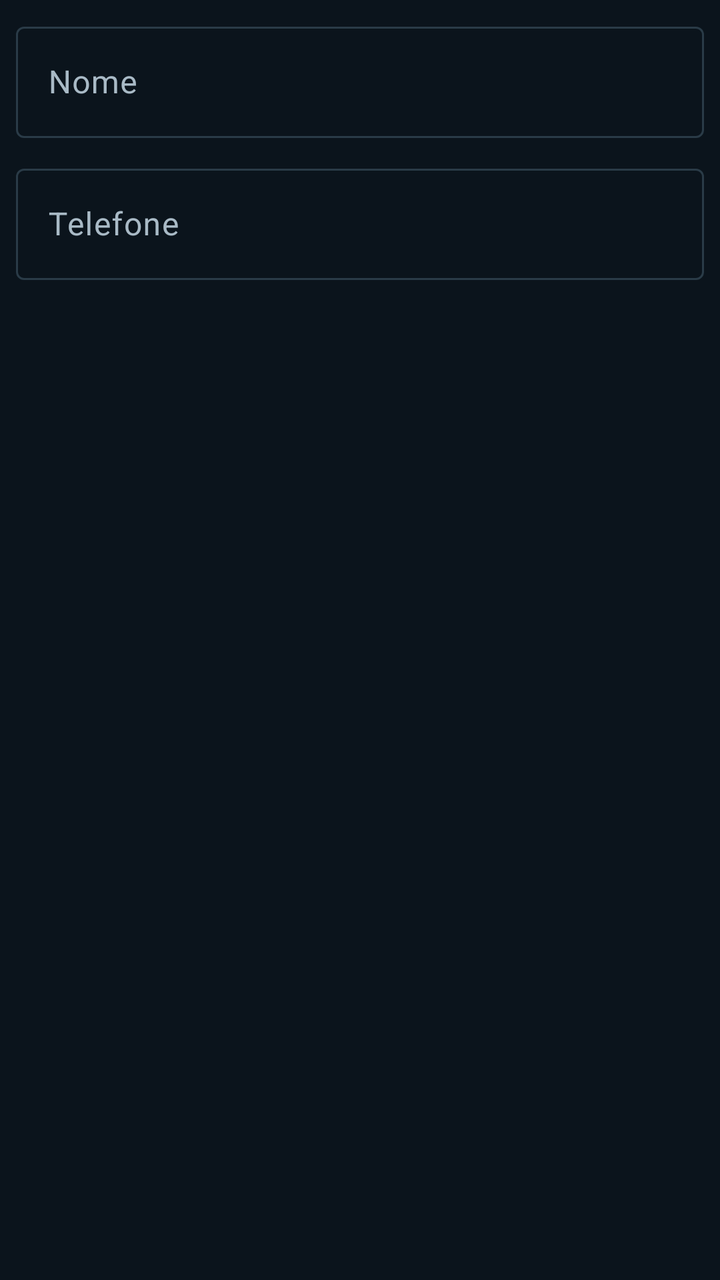
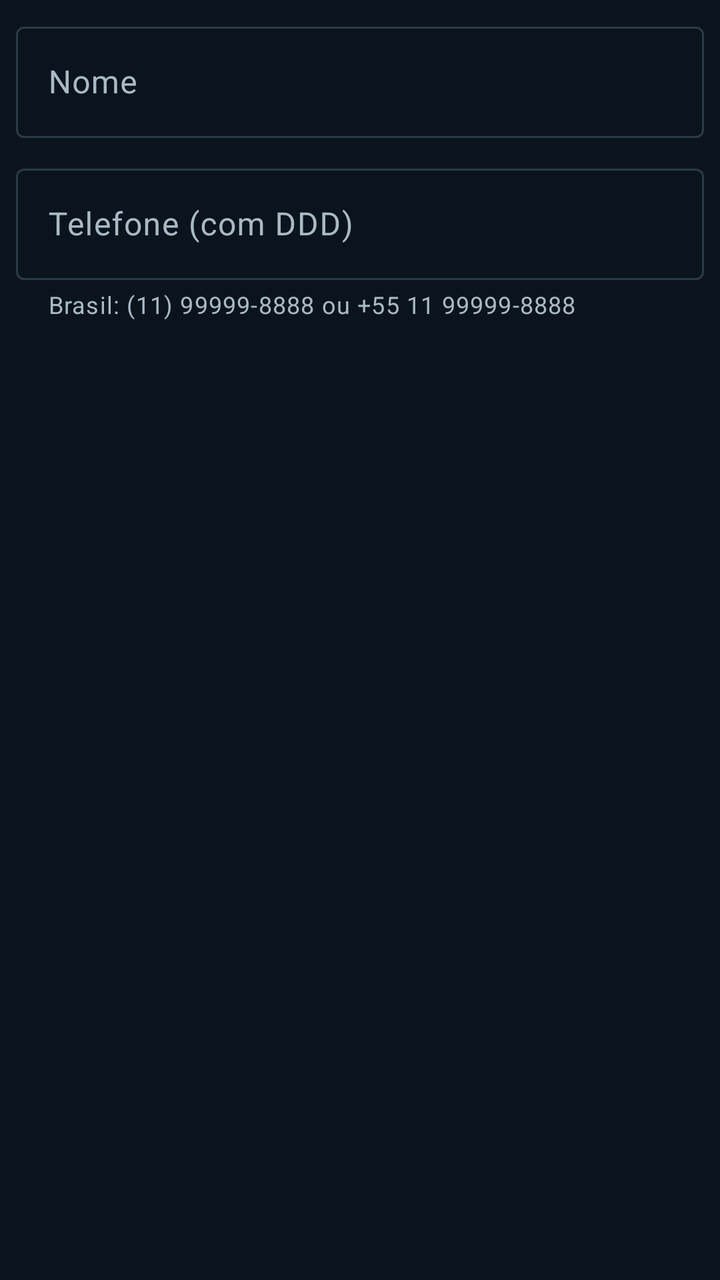

Compare the two renders of this Android layout. The source of the first and the diff that turns it into the second are given below.
<!-- AndroidManifest.xml: application theme Theme.Sensorqueda -->
<!-- res/layout/dialog_contato.xml -->
<?xml version="1.0" encoding="utf-8"?>
<LinearLayout xmlns:android="http://schemas.android.com/apk/res/android"
    android:layout_width="match_parent"
    android:layout_height="wrap_content"
    android:orientation="vertical"
    android:paddingStart="8dp"
    android:paddingTop="8dp"
    android:paddingEnd="8dp">

    <com.google.android.material.textfield.TextInputLayout
        android:id="@+id/layoutNome"
        style="@style/Widget.Material3.TextInputLayout.OutlinedBox"
        android:layout_width="match_parent"
        android:layout_height="wrap_content"
        android:hint="@string/nome">

        <com.google.android.material.textfield.TextInputEditText
            android:id="@+id/inputNome"
            android:layout_width="match_parent"
            android:layout_height="wrap_content"
            android:inputType="textPersonName" />
    </com.google.android.material.textfield.TextInputLayout>

    <com.google.android.material.textfield.TextInputLayout
        android:id="@+id/layoutTelefone"
        style="@style/Widget.Material3.TextInputLayout.OutlinedBox"
        android:layout_width="match_parent"
        android:layout_height="wrap_content"
        android:layout_marginTop="10dp"
        android:hint="@string/telefone">

        <com.google.android.material.textfield.TextInputEditText
            android:id="@+id/inputTelefone"
            android:layout_width="match_parent"
            android:layout_height="wrap_content"
            android:inputType="phone" />
    </com.google.android.material.textfield.TextInputLayout>

</LinearLayout>
<!-- resources referenced by this layout -->
<resources>
  <string name="nome">Nome</string>
  <string name="telefone">Telefone</string>
  <style name="Theme.Sensorqueda" parent="Base.Theme.Sensorqueda" />
  <style name="Base.Theme.Sensorqueda" parent="Theme.Material3.Dark.NoActionBar">
          <item name="colorPrimary">@color/safe</item>
          <item name="colorOnPrimary">@color/background</item>
          <item name="colorSecondary">@color/secondary_action</item>
          <item name="colorOnSecondary">@color/white</item>
          <item name="colorError">@color/emergency</item>
          <item name="android:colorBackground">@color/background</item>
          <item name="colorSurface">@color/surface</item>
          <item name="colorOnSurface">@color/text_primary</item>
          <item name="colorOnSurfaceVariant">@color/text_secondary</item>
          <item name="colorOutline">@color/divider</item>
          <item name="android:windowBackground">@color/background</item>
          <item name="android:statusBarColor">@android:color/transparent</item>
          <item name="android:navigationBarColor">@android:color/transparent</item>
          <item name="android:windowLightStatusBar">false</item>
          <item name="android:windowLightNavigationBar">false</item>
          <item name="android:forceDarkAllowed" tools:targetApi="q">false</item>
      </style>
  <color name="safe">#20C978</color>
  <color name="background">#0B141C</color>
  <color name="secondary_action">#247DE8</color>
  <color name="white">#FFFFFFFF</color>
  <color name="emergency">#E63946</color>
  <color name="surface">#142430</color>
  <color name="text_primary">#F7F9FC</color>
  <color name="text_secondary">#A9BAC6</color>
  <color name="divider">#2A3B47</color>
</resources>

<!-- the commit's change to res/layout/dialog_contato.xml (unified diff, before → after) -->
@@ -1,5 +1,6 @@
 <?xml version="1.0" encoding="utf-8"?>
 <LinearLayout xmlns:android="http://schemas.android.com/apk/res/android"
+    xmlns:app="http://schemas.android.com/apk/res-auto"
     android:layout_width="match_parent"
     android:layout_height="wrap_content"
     android:orientation="vertical"
@@ -27,7 +28,8 @@
         android:layout_width="match_parent"
         android:layout_height="wrap_content"
         android:layout_marginTop="10dp"
-        android:hint="@string/telefone">
+        android:hint="@string/telefone_com_ddd"
+        app:helperText="@string/telefone_helper">
 
         <com.google.android.material.textfield.TextInputEditText
             android:id="@+id/inputTelefone"
<!-- resource entries referenced after the edit -->
@@ -1,7 +1,8 @@
 <!-- resources referenced by this layout -->
 <resources>
   <string name="nome">Nome</string>
-  <string name="telefone">Telefone</string>
+  <string name="telefone_com_ddd">Telefone (com DDD)</string>
+  <string name="telefone_helper">Brasil: (11) 99999-8888 ou +55 11 99999-8888</string>
   <style name="Theme.Sensorqueda" parent="Base.Theme.Sensorqueda" />
   <style name="Base.Theme.Sensorqueda" parent="Theme.Material3.Dark.NoActionBar">
           <item name="colorPrimary">@color/safe</item>
